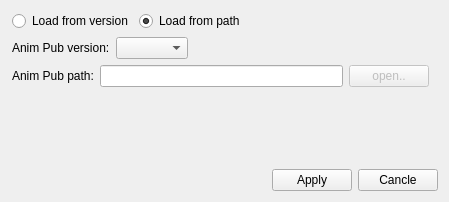
The window that gui/win.ui (CX-kkk/lgt_import_tool) describes before a commit, drawn with Qt 5.
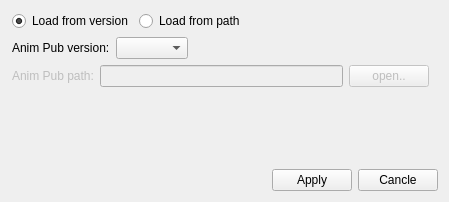
The same window after the commit.

Patch:
```diff
--- a/gui/win.ui
+++ b/gui/win.ui
@@ -31,6 +31,9 @@
         <property name="text">
          <string>Load from version</string>
         </property>
+        <property name="checked">
+         <bool>true</bool>
+        </property>
        </widget>
       </item>
       <item>
@@ -39,7 +42,7 @@
          <string>Load from path</string>
         </property>
         <property name="checked">
-         <bool>true</bool>
+         <bool>false</bool>
         </property>
        </widget>
       </item>
@@ -99,6 +102,9 @@
    </item>
    <item>
     <widget class="QWidget" name="QWidget_from_path" native="true">
+     <property name="enabled">
+      <bool>false</bool>
+     </property>
      <layout class="QHBoxLayout" name="horizontalLayout_3">
       <property name="leftMargin">
        <number>1</number>
```
Left out of the diff: 3 changed lines with no effect on the pictures.
